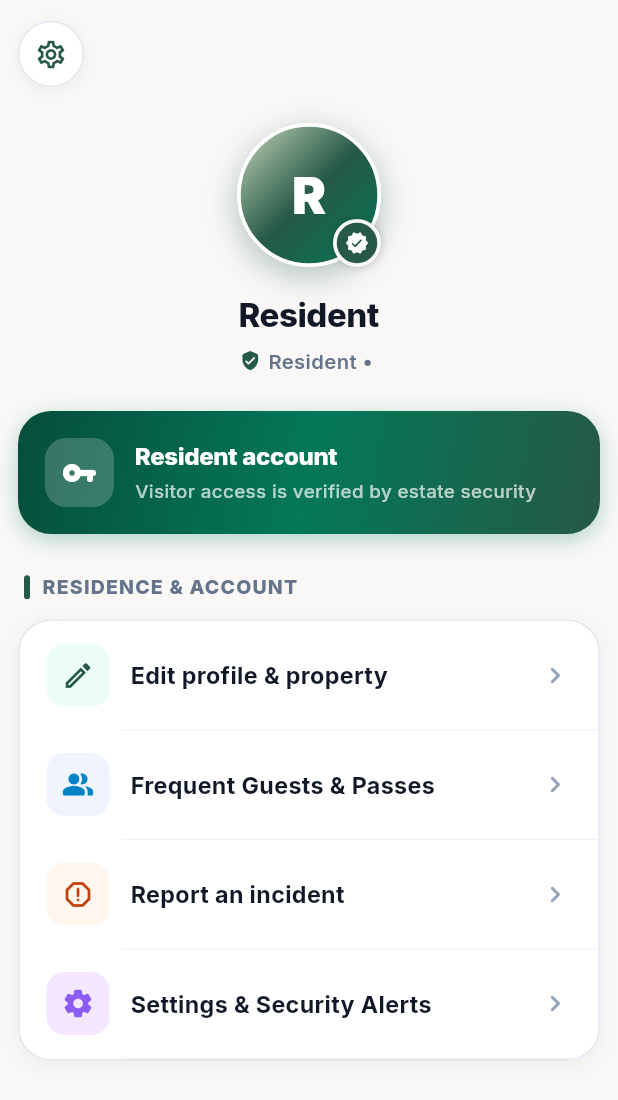
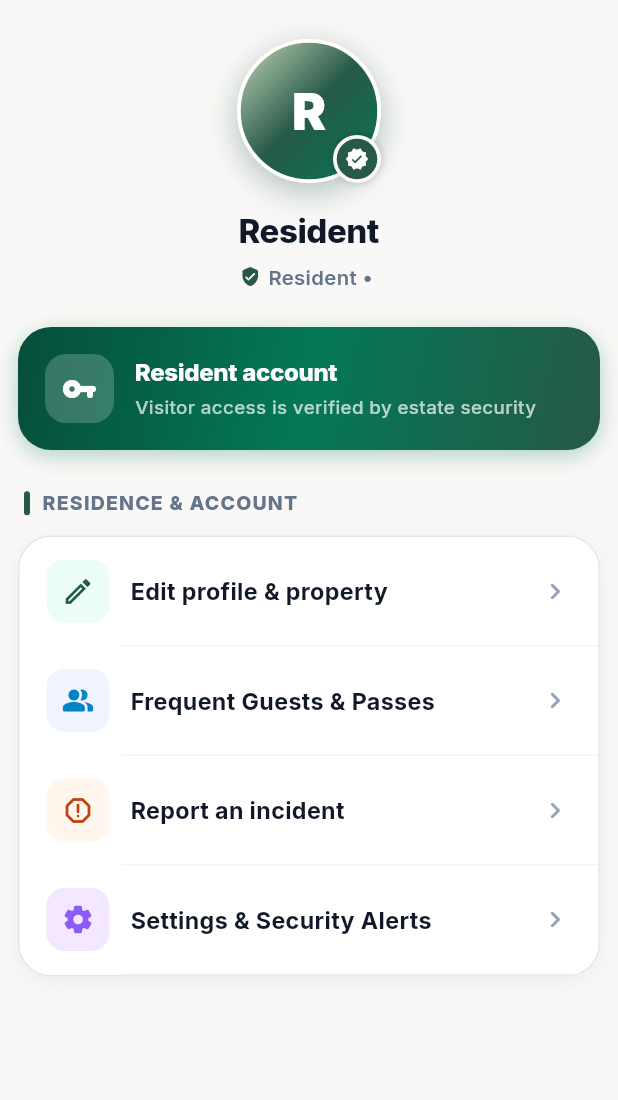
Before and after one commit to webcode2/residence-pass-flutter-app, a Flutter app: the ProfileScreen screen opened directly with empty values, on a phone screen of 412 x 824 dp. Shown: the top 1100 px of the screen. Run offline on Flutter 3.47's test engine with Material 3 defaults, Android fonts, the phone set to English and light mode, and no system bars; our stand-ins replace firebase_core, firebase_messaging, flutter_secure_storage, local_auth, share_plus; accounts and stored records are empty.

Commit message:
Remove top-left settings gear from resident profile
- Drop the unneeded header gear; keep Settings & Security Alerts in the menu
- Assert the gear is gone while the menu entry remains

```diff
--- a/lib/resident/screens/profile_screen.dart
+++ b/lib/resident/screens/profile_screen.dart
@@ -62,43 +62,7 @@ class ProfileScreen extends StatelessWidget {
               child: Column(
                 crossAxisAlignment: CrossAxisAlignment.start,
                 children: [
-                  // Top Header: "Profile" + Settings Gear Icon
-                  Row(
-                    mainAxisAlignment: MainAxisAlignment.spaceBetween,
-                    children: [
-                      Container(
-                        width: 44,
-                        height: 44,
-                        decoration: BoxDecoration(
-                          color: cardBg,
-                          shape: BoxShape.circle,
-                          border: Border.all(
-                            color: isDark
-                                ? const Color(0xFF263238)
-                                : const Color(0xFFE2E8F0),
-                          ),
-                          boxShadow: [
-                            BoxShadow(
-                              color: Colors.black
-                                  .withValues(alpha: isDark ? 0.35 : 0.05),
-                              blurRadius: 8,
-                              offset: const Offset(0, 2),
-                            ),
-                          ],
-                        ),
-                        child: IconButton(
-                          icon: const Icon(
-                            Icons.settings_outlined,
-                            size: 22,
-                            color: TokenTheme.primaryMintDark,
-                          ),
-                          onPressed: () => _openSettings(context),
-                        ),
-                      ),
-                    ],
-                  ),
-
-                  const SizedBox(height: 24),
+                  const SizedBox(height: 12),
 
                   // Avatar with Verified Security Badge in Theme Colors
                   Center(
```
Also changed, not shown: 1 other file.
